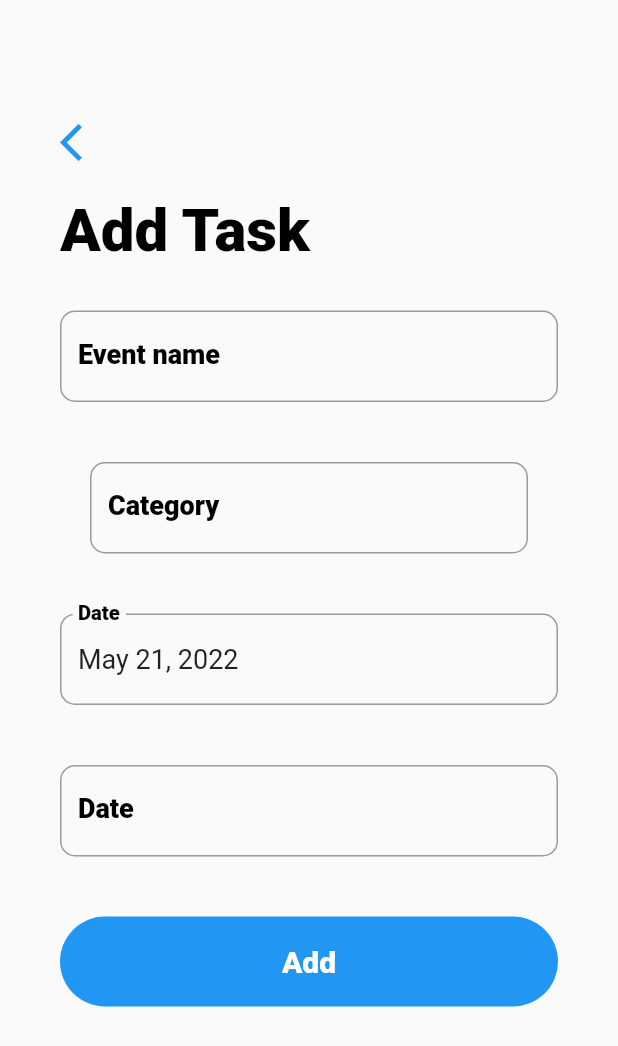
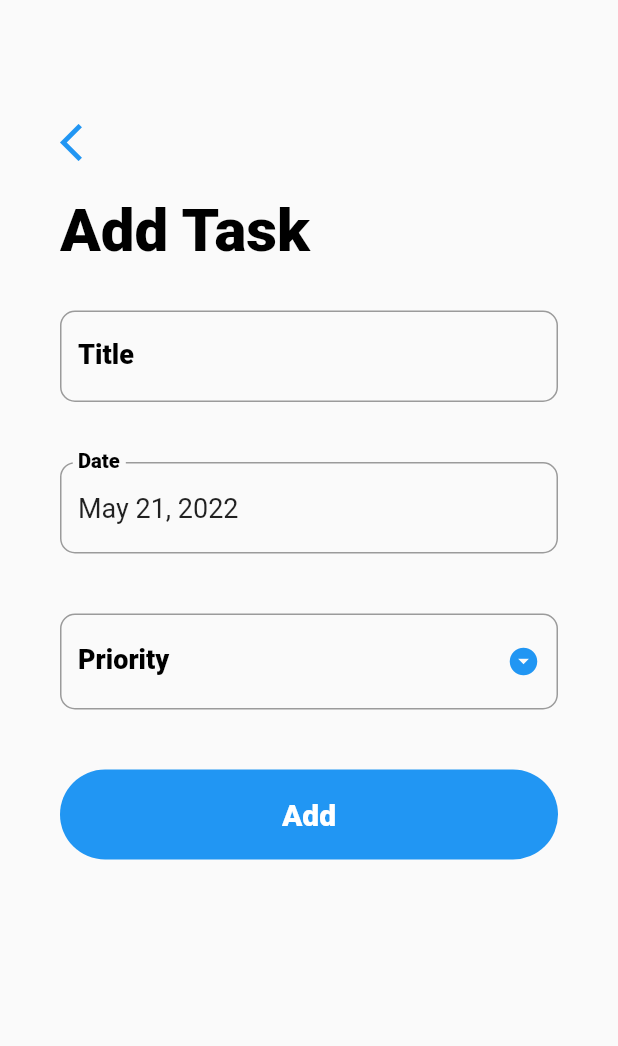
Before and after one commit to b-devera/flutter-todo-list, a Flutter app: the RegisterList screen opened directly, on a phone screen of 412 x 824 dp. Shown: the top 1046 px of the screen. Run offline on Flutter 3.47's test engine with Material 2 defaults, Android fonts, the phone set to English and light mode, and no system bars; our stand-ins replace email_validator, flutter_datetime_picker, image_picker, shared_preferences, sqflite, string_validator; accounts and stored records are empty; Roboto replaces fonts that are missing (ProximaNova).

Commit message:
successfully work

```diff
--- a/lib/Database/ListData.dart
+++ b/lib/Database/ListData.dart
@@ -1,90 +1,30 @@
-
-import 'package:flutter/material.dart';
-
 class Task {
   int? id;
-  String? name;
-  String? category;
+  String? title;
   DateTime? date;
-  TimeOfDay? time;
-  int? checked;
+  String? priority;
+  int? status;
 
-  Task({this.name, this.category, this.date, this.time, this.checked});
-  Task.withId({this.id, this.name, this.category, this.date, this.time, this.checked});
+  Task({this.title,this.date, this.priority, this.status});
 
-  Map<String, dynamic> toMap(){
+  Task.withId({this.id, this.title, this.date, this.priority, this.status});
+
+  Map<String, dynamic> toMap() {
     final map = Map<String, dynamic>();
     map['id'] = id;
-    map['name'] = name;
-    map['category'] = category;
+    map['title'] = title;
     map['date'] = date!.toIso8601String();
-    map['time'] = time!;
-    map['checked'] = checked;
+    map['priority'] = priority;
+    map['status'] = status;
     return map;
   }
 
-  factory Task.fromMap(Map<String, dynamic> map){
+  factory Task.fromMap(Map<String, dynamic> map) {
     return Task.withId(
         id: map['id'],
-        name: map['name'],
-        category: map['category'],
-        date: map['date'],
-        time: map['time'],
-        checked: map['checked']);
+        title: map['title'],
+        date: DateTime.parse(map['date']),
+        priority: map['priority'],
+        status: map['status']);
   }
 }
-
-// void ListData() async{
-//   final database = openDatabase(join(await getDatabasesPath(), 'todo_database.db'),
-//     onCreate: (db, version) {
-//       return db.execute(
-//         "Create table todo list",
-//       );
-//     },
-//     version: 1,
-//   );
-//
-//   Future<void> insertTodo(TodoDatabase todo) async {
-//     final Database db = await database;
-//     await db.insert(
-//       'todo',
-//       todo.toMap(),
-//       conflictAlgorithm: ConflictAlgorithm.replace,
-//     );
-//   }
-//
-//   Future<List>getTodos() async {
-//     final Database db = await database;
-//     final List<Map<String, dynamic>> maps = await db.query('todo');
-//     return List.generate(maps.length, (i) {
-//       return TodoDatabase(
-//         name: maps[i]['name'],
-//         category: maps[i]['category'],
-//         date: maps[i]['date'],
-//         time: maps[i]['time'],
-//         checked: maps[i]['checked'],
-//       );
-//     });
-//   }
-//
-//   // Future<void> updateTodos(TodoDatabase todo) async {
-//   //   // Get a reference to the database.
-//   //   final db = await database;
-//   //   await db.update(
-//   //     'todo',
-//   //     todo.toMap(),
-//   //     where: "name = ?",
-//   //     whereArgs: [todo.name],
-//   //     conflictAlgorithm: ConflictAlgorithm.fail,
-//   //   );
-//   // }
-//
-//   Future<void> deleteTodo(String name) async {
-//     final db = await database;
-//     await db.delete(
-//       'todo',
-//       where: "name = ?",
-//       whereArgs: [name],
-//     );
-//   }
-// }
--- a/lib/Database/database_setting.dart
+++ b/lib/Database/database_setting.dart
@@ -10,20 +10,19 @@ class DatabaseSetting {
 
   static late Database _db;
 
-  String taskTable = 'task_table';
-  String id = 'id';
-  String name = 'name';
-  String category = 'category';
-  String date = 'date';
-  String time = 'time';
-  String checked = 'checked';
+  String tasksTable = 'task_table';
+  String colId = 'id';
+  String colTitle = 'title';
+  String colDate = 'date';
+  String colPriority = 'priority';
+  String colStatus = 'status';
 
-  Future<Database> get db async{
+  Future<Database> get db async {
     _db = await _initDb();
     return _db;
   }
 
-  Future<Database> _initDb() async{
+  Future<Database> _initDb() async {
     Directory dir = await getApplicationDocumentsDirectory();
     String path = dir.path + 'taskit.db';
     print(path);
@@ -34,12 +33,12 @@ class DatabaseSetting {
 
   void _createDb(Database db, int version) async {
     await db.execute(
-        'CREATE TABLE $taskTable ($id INTEGER PRIMARY KEY AUTOINCREMENT,$name TEXT, $category TEXT, $date TEXT, $time TEXT,  $checked INTEGER)');
+        'CREATE TABLE $tasksTable ($colId INTEGER PRIMARY KEY AUTOINCREMENT,$colTitle TEXT, $colDate TEXT, $colPriority TEXT, $colStatus INTEGER)');
   }
 
   Future<List<Map<String, dynamic>>> getMapTaskList() async {
     Database db = await this.db;
-    final List<Map<String, dynamic>> result = await db.query(taskTable);
+    final List<Map<String, dynamic>> result = await db.query(tasksTable);
     return result;
   }
 
@@ -55,21 +54,21 @@ class DatabaseSetting {
 
   Future<int> insertTask(Task task) async {
     Database db = await this.db;
-    final int result = await db.insert(taskTable, task.toMap());
+    final int result = await db.insert(tasksTable, task.toMap());
     return result;
   }
 
   Future<int> updateTask(Task task) async {
     Database db = await this.db;
-    final int result = await db.update(taskTable, task.toMap(),
-        where: '$id = ?', whereArgs: [task.id]);
+    final int result = await db.update(tasksTable, task.toMap(),
+        where: '$colId = ?', whereArgs: [task.id]);
     return result;
   }
 
-  Future<int> deleteTask(int? lid) async {
+  Future<int> deleteTask(int? id) async {
     Database db = await this.db;
     final int result =
-    await db.delete(taskTable, where: '$id = ?', whereArgs: [lid]);
+    await db.delete(tasksTable, where: '$colId = ?', whereArgs: [id]);
     return result;
   }
 }
--- a/lib/RegisterList.dart
+++ b/lib/RegisterList.dart
@@ -21,17 +21,14 @@ class RegisterList extends StatefulWidget {
 }
 
 class _RegisterListState extends State<RegisterList> {
-  int _selectedIndex = 0;
+  final _formKey = GlobalKey<FormState>();
 
-  final _formKey = GlobalKey<FormState>();
-  String? _name = "";
-  String? _category = "";
+  String? _title = "";
+  String? _priority = "Low";
   DateTime? _date = DateTime.now();
-  TimeOfDay? _time = TimeOfDay.now();
   TextEditingController _dateController = TextEditingController();
-  TextEditingController _timeController = TextEditingController();
   final DateFormat _dateFormatter = DateFormat('MMM dd, yyyy');
-  final TimeOfDayFormat _timeFormatter = TimeOfDayFormat.HH_colon_mm;
+  final List<String> _priorities = ["Low", "Medium", "High"];
 
   _handleDatePicker() async {
     final DateTime? date = await showDatePicker(
@@ -47,40 +44,20 @@ class _RegisterListState extends State<RegisterList> {
     }
   }
 
-  _handleTimePicker() async {
-    final TimeOfDay? time = await showTimePicker(
-        context: context,
-        initialTime: _time!,
-        builder: (context, childWidget) {
-          return MediaQuery(
-              data: MediaQuery.of(context).copyWith(
-                // Using 24-Hour format
-                  alwaysUse24HourFormat: true),
-              // If you want 12-Hour format, just change alwaysUse24HourFormat to false or remove all the builder argument
-              child: childWidget!);
-        });
-    if (time != null && time != _time) {
-      setState(() {
-        _time = time;
-      });
-      _timeController.text = _dateFormatter.format(time);
-    }
-  }
-
   _submit() {
     if (_formKey.currentState!.validate()) {
       _formKey.currentState!.save();
-      print('$_name, $_category, $_date, $_time');
+      print('$_title, $_priority, $_date');
 
       // Insert Task to Users Database
-      Task task = Task(name: _name, category: _category, date: _date, time: _time);
+      Task task = Task(title: _title, date: _date, priority: _priority);
       if (widget.task == null) {
-        task.checked = 0;
+        task.status = 0;
         DatabaseSetting.instance.insertTask(task);
       } else {
         // Update Task to Users Database
         task.id = widget.task!.id;
-        task.checked = widget.task!.checked;
+        task.status = widget.task!.status;
         DatabaseSetting.instance.updateTask(task);
       }
 
@@ -99,26 +76,22 @@ class _RegisterListState extends State<RegisterList> {
   void initState() {
     super.initState();
     _dateController.text = _dateFormatter.format(_date!);
-    _timeController.text = _timeFormatter.format(_time!);
 
     if (widget.task != null) {
-      _name = widget.task!.name;
-      _category = widget.task!.category;
+      _title = widget.task!.title;
+      _priority = widget.task!.priority;
       _date = widget.task!.date;
-      _time = widget.task!.time;
     }
   }
 
   @override
   void dispose() {
     _dateController.dispose();
-    _timeController.dispose();
     super.dispose();
   }
 
   @override
   Widget build(BuildContext context) {
-
     return Scaffold(
       body: GestureDetector(
         onTap: () => FocusScope.of(context).unfocus(),
@@ -159,7 +132,7 @@ class _RegisterListState extends State<RegisterList> {
                         child: TextFormField(
                           style: TextStyle(fontSize: 18),
                           decoration: InputDecoration(
-                              labelText: 'Event name',
+                              labelText: 'Title',
                               labelStyle: TextStyle(
                                 fontSize: 18,
                                 fontFamily: 'ProximaNova',
@@ -171,28 +144,8 @@ class _RegisterListState extends State<RegisterList> {
                           validator: (input) => input!.trim().isEmpty
                               ? 'Please Enter a Task Title'
                               : null,
-                          onSaved: (input) => _name = input,
-                          initialValue: _name,
-                        ),
-                      ),
-                      Padding(
-                        padding: EdgeInsets.all(20),
-                        child: TextFormField(
-                          style: TextStyle(fontSize: 18),
-                          decoration: InputDecoration(
-                            labelText: 'Category',
-                            labelStyle: TextStyle(
-                              fontFamily: 'ProximaNova',
-                              color: Colors.black,
-                              fontWeight: FontWeight.w800,
-                            ),
-                              border: OutlineInputBorder(
-                                  borderRadius: BorderRadius.circular(10.0))),
-                          validator: (input) => input!.trim().isEmpty
-                              ? 'Please Enter a Task Title'
-                              : null,
-                          onSaved: (input) => _category = input,
-                          initialValue: _category,
+                          onSaved: (input) => _title = input,
+                          initialValue: _title,
                         ),
                       ),
                       Padding(
@@ -214,16 +167,16 @@ class _RegisterListState extends State<RegisterList> {
                                   borderRadius: BorderRadius.circular(10.0))),
                         ),
                       ),
-
                       Padding(
                         padding: const EdgeInsets.symmetric(vertical: 20),
-                        child: TextFormField(
-                          readOnly: true,
-                          controller: _timeController,
+                        child: DropdownButtonFormField(
+                          isDense: true,
+                          icon: Icon(Icons.arrow_drop_down_circle),
+                          iconSize: 22.0,
+                          iconEnabledColor: Theme.of(context).primaryColor,
                           style: TextStyle(fontSize: 18),
-                          onTap: _handleTimePicker,
                           decoration: InputDecoration(
-                              labelText: 'Date',
+                              labelText: 'Priority',
                               labelStyle: TextStyle(
                                 fontSize: 18,
                                 fontFamily: 'ProximaNova',
@@ -232,10 +185,32 @@ class _RegisterListState extends State<RegisterList> {
                               ),
                               border: OutlineInputBorder(
                                   borderRadius: BorderRadius.circular(10.0))),
+                          validator: (dynamic input) =>
+                          input.toString().trim().isEmpty
+                              ? 'Please Select a Priority Level'
+                              : null,
+                          // onSaved: (input) => _priority = input.toString(),
+                          items: _priorities.map((String priority) {
+                            return DropdownMenuItem(
+                                value: priority,
+                                child: new Text(
+                                  priority,
+                                  style: TextStyle(
+                                      fontFamily: 'ProximaNova',
+                                      color: Colors.black,
+                                      fontWeight: FontWeight.w800,
+                                      fontSize: 18.0),
+                                ));
+                          }).toList(),
+                          onChanged: (dynamic newValue) {
+                            print(newValue.runtimeType);
+                            setState(() {
+                              _priority = newValue.toString();
+                            });
+                          },
+                          // value : _priority
                         ),
                       ),
-
-
                       Container(
                         margin: EdgeInsets.symmetric(vertical: 20.0),
                         height: 60.0,
@@ -250,6 +225,7 @@ class _RegisterListState extends State<RegisterList> {
                             style: TextStyle(
                               color: Colors.white,
                               fontSize: 20.0,
+                              fontFamily: 'ProximaNova',
                               fontWeight: FontWeight.w800,
                             ),
                           ),
@@ -276,10 +252,10 @@ class _RegisterListState extends State<RegisterList> {
                           ),
                         ),
                       )
-                      :SizedBox.shrink(),
+                          : SizedBox.shrink(),
                     ],
+                  ),
                 )
-                ),
               ],
             ),
           ),
```
Also changed, not shown: lib/TodoList.dart (+61 -64 lines), lib/memo.dart (added, +222 -0 lines). Lines whose indentation alone changed are shown as unchanged.
